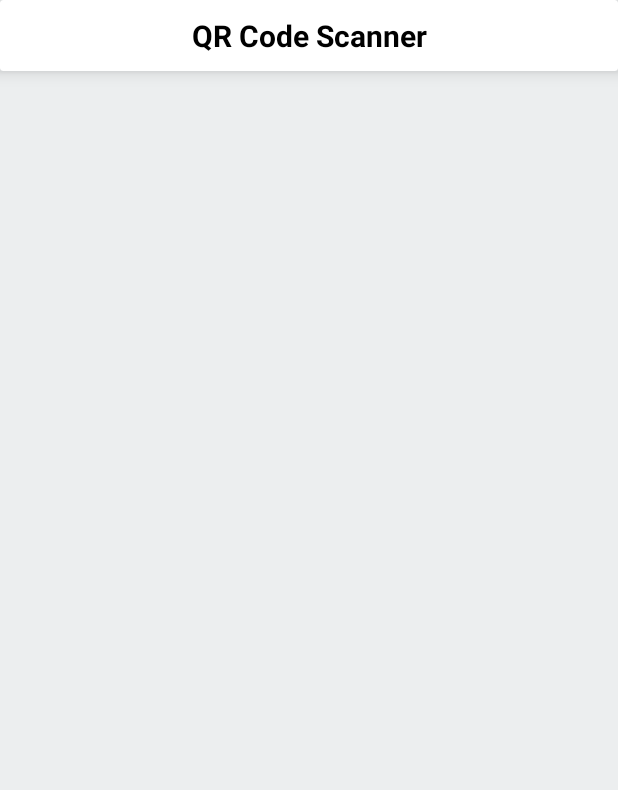
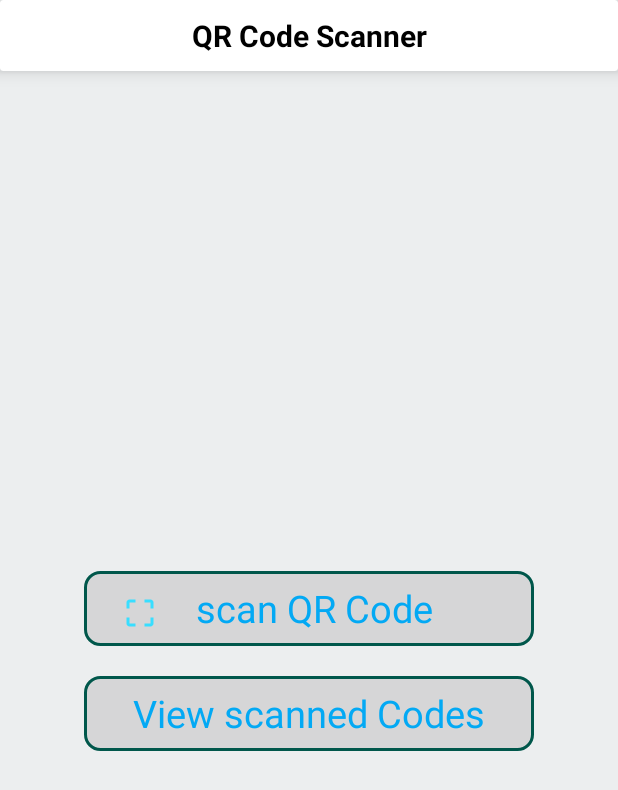
Before and after one commit to amankumar367/QR-Code-Scanner, an Android app: the screen it shows after launch (MainActivity), on a phone screen of 412 x 824 dp. Shown: the top 790 px of the screen. Run offline under Robolectric (Android 15) with nearby library versions, the phone set to English and light mode, and no system bars; libraries missing offline, so code that uses them is left out: com.blikoon.qrcodescanner, com.google.zxing.integration.

Commit message:
Scannig QR Code Done

```diff
--- a/app/src/main/java/com/dev/aman/qrcodescanner/MainActivity.java
+++ b/app/src/main/java/com/dev/aman/qrcodescanner/MainActivity.java
@@ -10,7 +10,8 @@ import android.support.v4.app.ActivityCompat;
 import android.support.v4.content.ContextCompat;
 import android.support.v7.app.AppCompatActivity;
 import android.os.Bundle;
-import android.widget.TextView;
+import android.view.View;
+import android.widget.LinearLayout;
 import android.widget.Toast;
 
 import com.blikoon.qrcodescanner.QrCodeActivity;
@@ -21,22 +22,37 @@ public class MainActivity extends AppCompatActivity {
 
     private static final int REQUEST_CODE_QR_SCAN = 101;
     private static final int PERMISSION_REQUEST_CODE = 2;
-    private TextView txt ;
+    private LinearLayout scanQRcode, viewQRcodeList;
     @Override
     protected void onCreate(Bundle savedInstanceState) {
         super.onCreate(savedInstanceState);
         setContentView(R.layout.activity_main);
         init();
-        if(checkSelfPermission()){
-            new IntentIntegrator(this).initiateScan();
-        }else {
-            requestPermission();
-        }
+
+        scanQRcode.setOnClickListener(new View.OnClickListener() {
+            @Override
+            public void onClick(View view) {
+                if(checkSelfPermission()){
+                    new IntentIntegrator(MainActivity.this).initiateScan();
+                }else {
+                    requestPermission();
+                }
+            }
+        });
+
+        viewQRcodeList.setOnClickListener(new View.OnClickListener() {
+            @Override
+            public void onClick(View view) {
+                startActivity(new Intent(MainActivity.this, ViewScannedCode.class));
+            }
+        });
+
 
     }
 
     private void init() {
-        txt = findViewById(R.id.result);
+        scanQRcode = findViewById(R.id.scanQRcode);
+        viewQRcodeList = findViewById(R.id.viewQRcodeList);
     }
 
     @Override
@@ -47,7 +63,6 @@ public class MainActivity extends AppCompatActivity {
                 Toast.makeText(this, "Cancelled", Toast.LENGTH_LONG).show();
             } else {
                 Toast.makeText(this, "Scanned: " + result.getContents(), Toast.LENGTH_LONG).show();
-                txt.setText(result.getContents());
             }
         } else {
             super.onActivityResult(requestCode, resultCode, data);
--- /dev/null
+++ b/app/src/main/res/drawable/ic_crop_free_blue_24dp.xml
@@ -0,0 +1,5 @@
+<vector android:height="24dp" android:tint="#38DEFF"
+    android:viewportHeight="24.0" android:viewportWidth="24.0"
+    android:width="24dp" xmlns:android="http://schemas.android.com/apk/res/android">
+    <path android:fillColor="#FF000000" android:pathData="M3,5v4h2L5,5h4L9,3L5,3c-1.1,0 -2,0.9 -2,2zM5,15L3,15v4c0,1.1 0.9,2 2,2h4v-2L5,19v-4zM19,19h-4v2h4c1.1,0 2,-0.9 2,-2v-4h-2v4zM19,3h-4v2h4v4h2L21,5c0,-1.1 -0.9,-2 -2,-2z"/>
+</vector>
--- /dev/null
+++ b/app/src/main/res/drawable/shape.xml
@@ -0,0 +1,11 @@
+<?xml version="1.0" encoding="utf-8"?>
+<shape xmlns:android="http://schemas.android.com/apk/res/android">
+
+
+    <stroke android:width="2dp"
+        android:color="@color/colorPrimaryDark" />
+
+    <corners android:radius="10dp"/>
+    <solid android:color="@color/qr_code_white"/>
+
+</shape>
--- a/app/src/main/res/layout/activity_main.xml
+++ b/app/src/main/res/layout/activity_main.xml
@@ -27,6 +27,56 @@
 
     </android.support.v7.widget.CardView>
 
+    <LinearLayout
+        android:layout_width="match_parent"
+        android:layout_height="match_parent"
+        android:orientation="vertical"
+        android:gravity="center">
+
+        <LinearLayout
+            android:id="@+id/scanQRcode"
+            android:layout_width="300dp"
+            android:layout_height="50dp"
+            android:orientation="horizontal"
+            android:gravity="center"
+            android:layout_marginBottom="10dp"
+            android:background="@drawable/shape">
+
+            <ImageView
+                android:layout_width="0dp"
+                android:layout_height="wrap_content"
+                android:layout_weight="1"
+                android:layout_marginTop="3dp"
+                android:src="@drawable/ic_crop_free_blue_24dp"/>
+
+            <TextView
+                android:layout_width="0dp"
+                android:layout_height="wrap_content"
+                android:layout_weight="3"
+                android:text="@string/scan_qr_code"
+                android:textColor="@color/lightblue"
+                android:textSize="25sp"/>
+        </LinearLayout>
+
+        <LinearLayout
+            android:id="@+id/viewQRcodeList"
+            android:layout_width="300dp"
+            android:layout_height="50dp"
+            android:orientation="horizontal"
+            android:layout_marginTop="10dp"
+            android:gravity="center"
+            android:background="@drawable/shape">
+
+
+            <TextView
+                android:layout_width="wrap_content"
+                android:layout_height="wrap_content"
+                android:text="@string/view_scanned_codes"
+                android:textColor="@color/lightblue"
+                android:textSize="25sp"/>
+        </LinearLayout>
+
+    </LinearLayout>
 
 
 
--- a/app/src/main/res/values/colors.xml
+++ b/app/src/main/res/values/colors.xml
@@ -1,6 +1,6 @@
 <?xml version="1.0" encoding="utf-8"?>
 <resources>
-    <color name="colorPrimary">#008577</color>
+    <color name="colorPrimary">#10b4a3</color>
     <color name="colorPrimaryDark">#00574B</color>
     <color name="colorAccent">#D81B60</color>
     <color name="grey_90">#414042</color>
@@ -13,4 +13,5 @@
     <color name="grey_20">#D1D3D4</color>
     <color name="grey_10">#DADCDD</color>
     <color name="grey_5">#ECEEEF</color>
+    <color name="lightblue">#03A9F4</color>
 </resources>
--- a/app/src/main/res/values/strings.xml
+++ b/app/src/main/res/values/strings.xml
@@ -1,4 +1,6 @@
 <resources>
     <string name="app_name">QR Code Scanner</string>
     <string name="qrcodescaner">QR Code Scanner</string>
+    <string name="scan_qr_code">scan QR Code</string>
+    <string name="view_scanned_codes">View scanned Codes</string>
 </resources>
```
Also changed, not shown: app/src/main/AndroidManifest.xml (+4 -3 lines), app/src/main/java/com/dev/aman/qrcodescanner/ViewScannedCode.java (added, +13 -0 lines), app/src/main/res/layout/activity_view_scanned_code.xml (added, +30 -0 lines).
